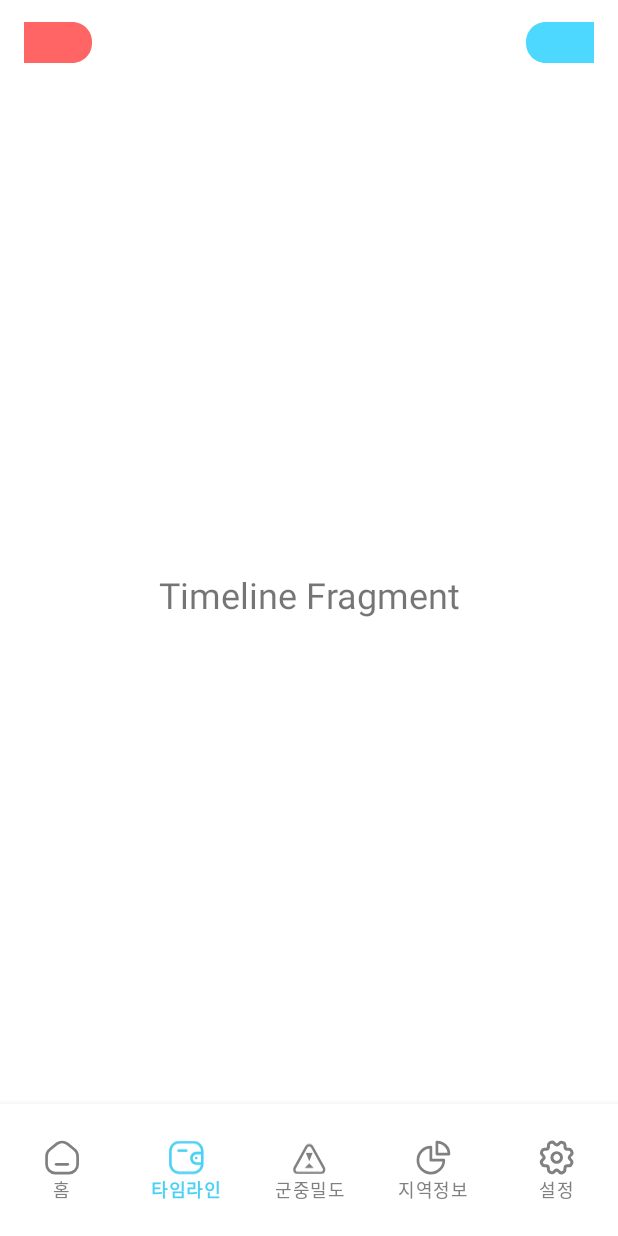
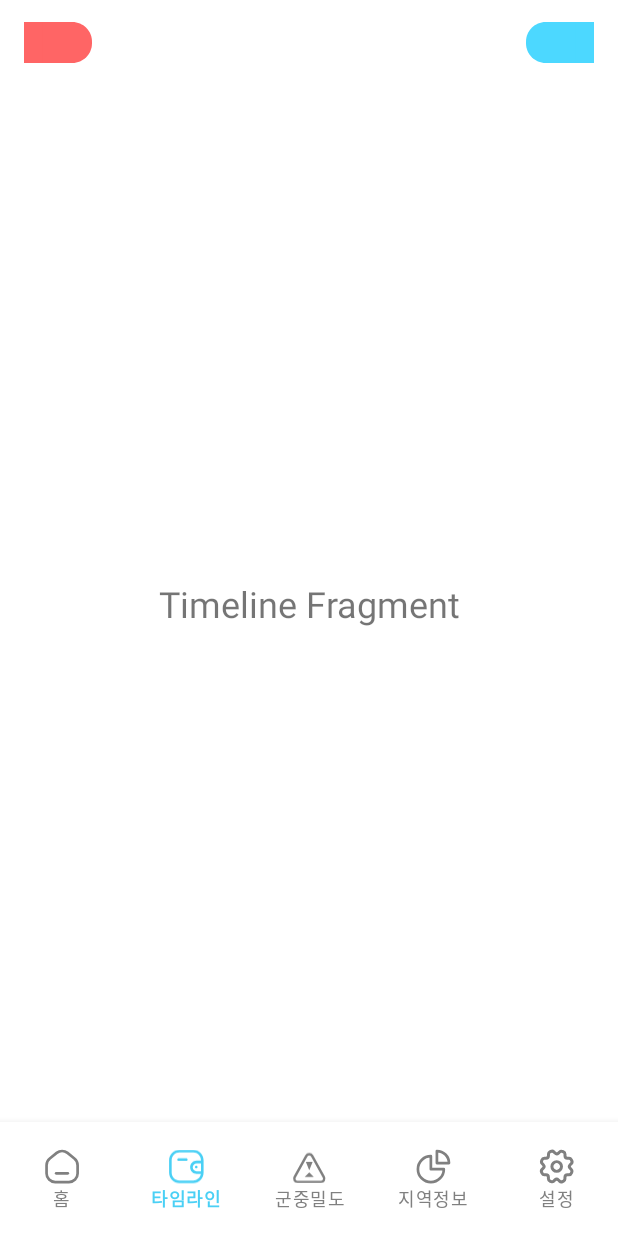
Before and after one commit to OverDlive/LiveGuard, an Android app: the screen it shows after launch (MainActivity), item 2 of the bottom bar chosen, on a phone screen of 412 x 824 dp. Run offline under Robolectric (Android 15) with nearby library versions, the phone set to English and light mode, and no system bars; our stand-ins replace navigation-ui; libraries missing offline, so code that uses them is left out: com.naver.maps; 12 statements that could not run were skipped.

Commit message:
하단 네비게이션바 크기조정

```diff
--- a/App/app/src/main/res/layout/activity_main.xml
+++ b/App/app/src/main/res/layout/activity_main.xml
@@ -30,8 +30,8 @@
         android:id="@+id/nav_view"
         android:layout_width="0dp"
         android:layout_height="wrap_content"
-        android:paddingTop="16dp"
-        android:paddingBottom="16dp"
+        android:paddingTop="10dp"
+        android:paddingBottom="10dp"
         app:menu="@menu/bottom_nav_menu"
         app:itemIconTint="@color/selector_bottom_navigation"
         app:itemTextColor="@color/selector_bottom_navigation"
```
